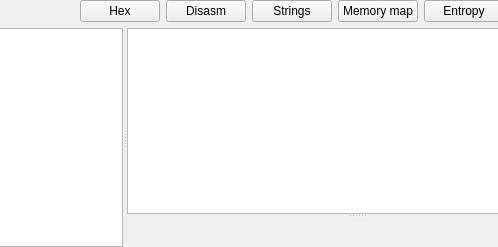
The window that LE/lewidget.ui (horsicq/FormatWidgets) describes before a commit, drawn with Qt 5; both pictures show x 305 to 803 and y 0 to 247 of the 891 by 247 pixel window.
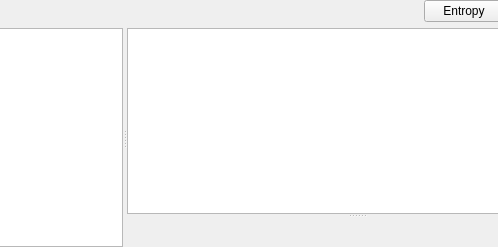
The same window after the commit. The open tabs and pages were chosen to show the change. Custom widgets are drawn as their Qt base class.

The edit to the form file:
```diff
--- a/LE/lewidget.ui
+++ b/LE/lewidget.ui
@@ -65,34 +65,6 @@
        </property>
       </spacer>
      </item>
-     <item>
-      <widget class="QPushButton" name="pushButtonHex">
-       <property name="text">
-        <string>Hex</string>
-       </property>
-      </widget>
-     </item>
-     <item>
-      <widget class="QPushButton" name="pushButtonDisasm">
-       <property name="text">
-        <string>Disasm</string>
-       </property>
-      </widget>
-     </item>
-     <item>
-      <widget class="QPushButton" name="pushButtonStrings">
-       <property name="text">
-        <string>Strings</string>
-       </property>
-      </widget>
-     </item>
-     <item>
-      <widget class="QPushButton" name="pushButtonMemoryMap">
-       <property name="text">
-        <string>Memory map</string>
-       </property>
-      </widget>
-     </item>
      <item>
       <widget class="QPushButton" name="pushButtonEntropy">
        <property name="text">
```
Left out of the diff: 2 changed lines with no effect on the pictures.
